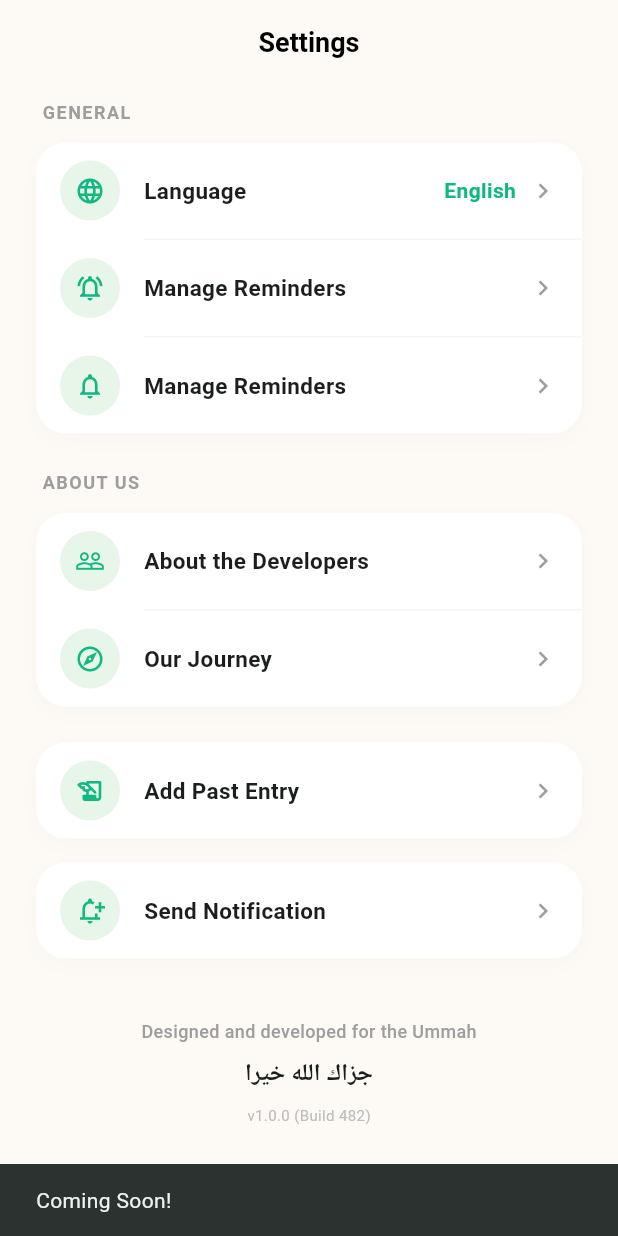
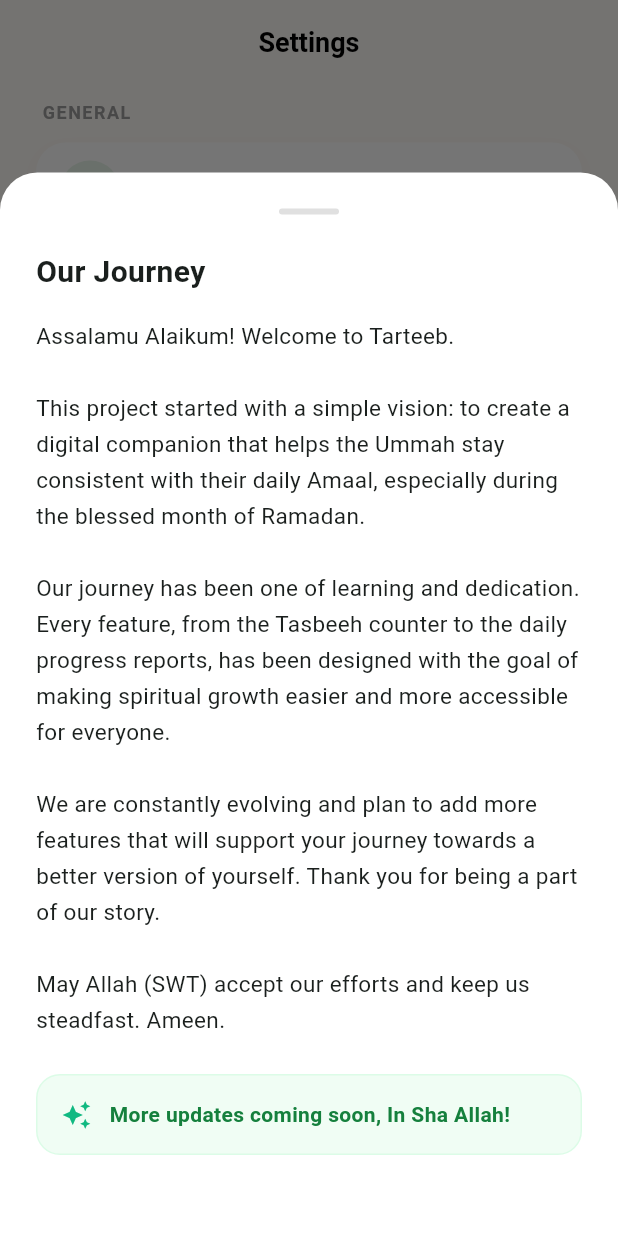
Before and after one commit to AbdulKadir-22/Ramazaan-Amaal, a Flutter app: the SettingsScreen screen opened directly, after a tap on "Our Journey", on a phone screen of 412 x 824 dp. Run offline on Flutter 3.47's test engine with Material 3 defaults, Android fonts, the phone set to English and light mode, and no system bars; our stand-ins replace firebase_core, firebase_messaging, flutter_local_notifications, flutter_timezone, hijri, hive and 4 more; accounts and stored records are empty; network calls fail; Roboto replaces fonts that are missing (Arial); statements that could not run were skipped.

Commit message:
Finishing Touches

```diff
--- a/lib/core/constants/api_constants.dart
+++ b/lib/core/constants/api_constants.dart
@@ -2,6 +2,7 @@
   // Replace with your actual machine IP if testing on a real device,
   // or use 'http://10.0.2.2:5000' for Android Emulator.
   // 'http://localhost:5000' only works for iOS Simulator.
-  static const String baseUrl = 'http://10.0.2.2:5000';
+  static const String baseUrl = 'https://ramanzaan-amaal-backend.onrender.com';
   static const String registerDevice = '$baseUrl/api/register-device';
+  static const String sendNotification = '$baseUrl/api/send-notification';
 }
--- a/lib/features/dua/screens/dua_screen.dart
+++ b/lib/features/dua/screens/dua_screen.dart
@@ -12,7 +12,7 @@
 
     final List<Map<String, dynamic>> duas = [
       {
-        'title': "Dua for Suhoor",
+        'title': "Dua of Suhoor",
         'subtitle': "Recited before dawn",
         'icon': Icons.wb_sunny_outlined,
         'iconColor': const Color(0xFF00BCD4),
@@ -21,7 +21,7 @@
         'translation': "I intend to keep the fast for tomorrow in the month of Ramadan.",
       },
       {
-        'title': "Dua for Iftaar",
+        'title': "Dua of Iftaar",
         'subtitle': "Recited at sunset",
         'icon': Icons.nightlight_round,
         'iconColor': const Color(0xFF10B981),
--- a/lib/features/home/screens/home_screen.dart
+++ b/lib/features/home/screens/home_screen.dart
@@ -247,7 +247,7 @@
       padding: const EdgeInsets.all(20),
       decoration: _cardDecoration(),
       child: Column(crossAxisAlignment: CrossAxisAlignment.start, children: [
-        Row(mainAxisAlignment: MainAxisAlignment.spaceBetween, children: [const Text("Nawafil", style: TextStyle(fontSize: 16, fontWeight: FontWeight.w700, color: AppColors.textDark)), TextButton(onPressed: () {}, child: const Text("Add more", style: TextStyle(color: Color(0xFF6C63FF), fontWeight: FontWeight.w500)))]),
+        Row(mainAxisAlignment: MainAxisAlignment.spaceBetween, children: [const Text("Nawafil", style: TextStyle(fontSize: 16, fontWeight: FontWeight.w700, color: AppColors.textDark))]),
         const SizedBox(height: 16),
         _buildExtraSalahItem(context, "Tahajjud", provider.isExtraSalahDone("Tahajjud")), const SizedBox(height: 14),
         _buildExtraSalahItem(context, "Ishraq", provider.isExtraSalahDone("Ishraq")), const SizedBox(height: 14),
@@ -363,7 +363,7 @@
         padding: const EdgeInsets.all(20),
         decoration: _cardDecoration(),
         child: Column(crossAxisAlignment: CrossAxisAlignment.start, children: [
-          Row(mainAxisAlignment: MainAxisAlignment.spaceBetween, children: const [Text("Zikr", style: TextStyle(fontSize: 16, fontWeight: FontWeight.w700, color: AppColors.textDark)), Text("Total / Expected", style: TextStyle(color: Colors.grey, fontSize: 12))]),
+          Row(mainAxisAlignment: MainAxisAlignment.spaceBetween, children: const [Text("Zikr", style: TextStyle(fontSize: 16, fontWeight: FontWeight.w700, color: AppColors.textDark))]),
           const SizedBox(height: 16),
           if (zikrList.isEmpty) Center(child: TextButton.icon(onPressed: () => Navigator.push(context, MaterialPageRoute(builder: (context) => const TasbeehListScreen())), icon: const Icon(Icons.add, color: AppColors.primary), label: const Text("Start your first Zikr", style: TextStyle(color: AppColors.primary))))
           else ListView.separated(physics: const NeverScrollableScrollPhysics(), shrinkWrap: true, itemCount: zikrList.length > 3 ? 3 : zikrList.length, separatorBuilder: (context, index) => const SizedBox(height: 12), itemBuilder: (context, index) => _buildDynamicZikrItem(context, zikrList[index])),
--- a/lib/features/report/screens/report_screen.dart
+++ b/lib/features/report/screens/report_screen.dart
@@ -27,9 +27,7 @@
           "Report",
           style: TextStyle(color: Colors.black, fontWeight: FontWeight.w700, fontSize: 18),
         ),
-        actions: [
-          IconButton(icon: const Icon(Icons.ios_share, size: 22, color: Colors.black), onPressed: () {}),
-        ],
+        actions: const [],
       ),
       body: SafeArea(
         child: SingleChildScrollView(
--- a/lib/features/settings/screens/settings_screen.dart
+++ b/lib/features/settings/screens/settings_screen.dart
@@ -47,17 +47,6 @@
                     _buildSettingsTile(
                       icon: Icons.notifications_active_outlined,
                       title: "Manage Reminders",
-                      showDivider: true,
-                      onTap: () {
-                        Navigator.push(
-                          context,
-                          MaterialPageRoute(builder: (context) => const ManageRemindersScreen()),
-                        );
-                      },
-                    ),
-                    _buildSettingsTile(
-                      icon: Icons.notifications_none_outlined,
-                      title: "Manage Reminders",
                       showDivider: false,
                       onTap: () {
                         Navigator.push(
@@ -85,10 +74,7 @@
                       icon: Icons.explore_outlined,
                       title: "Our Journey",
                       showDivider: false,
-                      onTap: () {
-                        // Placeholder for "Our Journey" modal
-                        ScaffoldMessenger.of(context).showSnackBar(const SnackBar(content: Text("Coming Soon!")));
-                      },
+                      onTap: () => _showJourneyModal(context),
                     ),
                   ],
                 ),
@@ -226,6 +212,80 @@
   }
 
   BoxDecoration _cardDecoration() {
-    return BoxDecoration(color: Colors.white, borderRadius: BorderRadius.circular(20), boxShadow: [BoxShadow(color: Colors.black.withOpacity(0.015), blurRadius: 10, offset: const Offset(0, 4))]);
+    return BoxDecoration(
+      color: Colors.white,
+      borderRadius: BorderRadius.circular(20),
+      boxShadow: [
+        BoxShadow(
+          color: Colors.black.withOpacity(0.015),
+          blurRadius: 10,
+          offset: const Offset(0, 4),
+        ),
+      ],
+    );
+  }
+
+  void _showJourneyModal(BuildContext context) {
+    showModalBottomSheet(
+      context: context,
+      backgroundColor: Colors.transparent,
+      isScrollControlled: true,
+      builder: (context) => Container(
+        decoration: const BoxDecoration(
+          color: Colors.white,
+          borderRadius: BorderRadius.vertical(top: Radius.circular(25)),
+        ),
+        padding: const EdgeInsets.all(24),
+        child: SingleChildScrollView(
+          child: Column(
+            mainAxisSize: MainAxisSize.min,
+            crossAxisAlignment: CrossAxisAlignment.start,
+            children: [
+              Center(child: Container(width: 40, height: 4, decoration: BoxDecoration(color: Colors.grey[300], borderRadius: BorderRadius.circular(2)))),
+              const SizedBox(height: 24),
+              const Text(
+                "Our Journey",
+                style: TextStyle(fontSize: 20, fontWeight: FontWeight.bold, color: Color(0xFF1A1F1D)),
+              ),
+              const SizedBox(height: 16),
+              const Text(
+                "Assalamu Alaikum! Welcome to Tarteeb.\n\n"
+                "This project started with a simple vision: to create a digital companion that helps the Ummah stay consistent with their daily Amaal, especially during the blessed month of Ramadan.\n\n"
+                "Our journey has been one of learning and dedication. Every feature, from the Tasbeeh counter to the daily progress reports, has been designed with the goal of making spiritual growth easier and more accessible for everyone.\n\n"
+                "We are constantly evolving and plan to add more features that will support your journey towards a better version of yourself. Thank you for being a part of our story.\n\n"
+                "May Allah (SWT) accept our efforts and keep us steadfast. Ameen.",
+                style: TextStyle(color: Color(0xFF1A1F1D), height: 1.6, fontSize: 15),
+              ),
+              const SizedBox(height: 24),
+              Container(
+                padding: const EdgeInsets.all(16),
+                decoration: BoxDecoration(
+                  color: const Color(0xFFF0FDF4),
+                  borderRadius: BorderRadius.circular(16),
+                  border: Border.all(color: const Color(0xFFDCFCE7)),
+                ),
+                child: Row(
+                  children: const [
+                    Icon(Icons.auto_awesome, color: Color(0xFF10B981), size: 20),
+                    SizedBox(width: 12),
+                    Expanded(
+                      child: Text(
+                        "More updates coming soon, In Sha Allah!",
+                        style: TextStyle(
+                          color: Color(0xFF15803D),
+                          fontWeight: FontWeight.w600,
+                          fontSize: 14,
+                        ),
+                      ),
+                    ),
+                  ],
+                ),
+              ),
+              const SizedBox(height: 30),
+            ],
+          ),
+        ),
+      ),
+    );
   }
 }
--- a/pubspec.yaml
+++ b/pubspec.yaml
@@ -25,6 +25,8 @@
   intl: ^0.20.2
   url_launcher: ^6.3.2
   flutter_timezone: ^5.0.1
+  firebase_core: ^3.10.1
+  firebase_messaging: ^15.2.10
   hijri: ^3.0.0
   share_plus: ^12.0.0
   screenshot: ^3.0.0
```
Also changed, not shown: lib/core/services/api_service.dart (+41 -7 lines), lib/core/services/notification_service.dart (+74 -0 lines), lib/features/report/widgets/daily_report_view.dart (+22 -6 lines), lib/features/settings/widgets/admin_notification_sheet.dart (+60 -11 lines), pubspec.lock, 7 other files.
